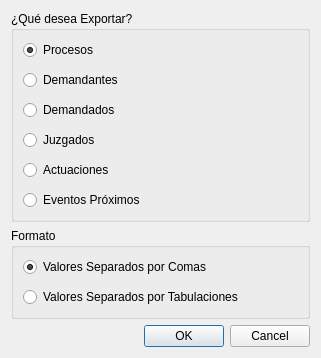
Old version of the form AbogadosDesktop/src/gui/ui/exportarCSVDialog.ui in the repository ehmsoft/Desktop.
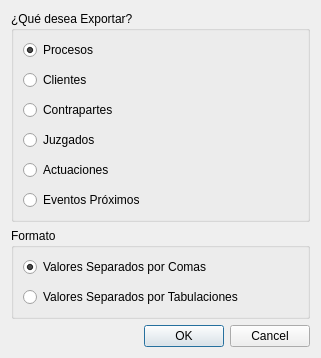
New version of the form.

```diff
--- a/AbogadosDesktop/src/gui/ui/exportarCSVDialog.ui
+++ b/AbogadosDesktop/src/gui/ui/exportarCSVDialog.ui
@@ -43,14 +43,14 @@
           <item>
            <widget class="QRadioButton" name="rdDemandantes">
             <property name="text">
-             <string>Demandantes</string>
+             <string>Clientes</string>
             </property>
            </widget>
           </item>
           <item>
            <widget class="QRadioButton" name="rdDemandados">
             <property name="text">
-             <string>Demandados</string>
+             <string>Contrapartes</string>
             </property>
            </widget>
           </item>
```
